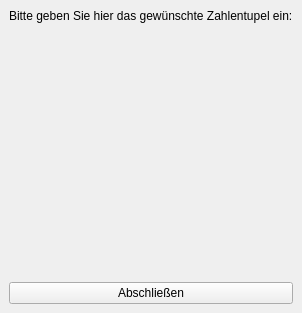
Old version of the form view/widgets/OwnTupleView.ui in the repository SortC/SortC.
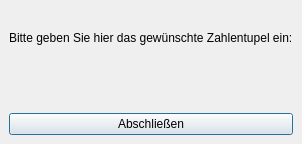
New version of the form. Icons and pictures are not drawn.

Commit message: OwnValues Styling und Layout

The edit to the form file:
```diff
--- a/view/widgets/OwnTupleView.ui
+++ b/view/widgets/OwnTupleView.ui
@@ -7,13 +7,13 @@
     <x>0</x>
     <y>0</y>
     <width>272</width>
-    <height>313</height>
+    <height>144</height>
    </rect>
   </property>
   <property name="maximumSize">
    <size>
-    <width>700</width>
-    <height>350</height>
+    <width>826</width>
+    <height>190</height>
    </size>
   </property>
   <property name="baseSize">
@@ -35,7 +35,20 @@
      </widget>
     </item>
     <item>
-     <layout class="QHBoxLayout" name="horizontalLayoutValues"/>
+     <spacer name="verticalSpacer_2">
+      <property name="orientation">
+       <enum>Qt::Vertical</enum>
+      </property>
+      <property name="sizeType">
+       <enum>QSizePolicy::Minimum</enum>
+      </property>
+      <property name="sizeHint" stdset="0">
+       <size>
+        <width>20</width>
+        <height>20</height>
+       </size>
+      </property>
+     </spacer>
     </item>
     <item>
      <layout class="QHBoxLayout" name="horizontalLayoutLabels"/>
@@ -51,10 +64,13 @@
       <property name="orientation">
        <enum>Qt::Vertical</enum>
       </property>
+      <property name="sizeType">
+       <enum>QSizePolicy::Minimum</enum>
+      </property>
       <property name="sizeHint" stdset="0">
        <size>
         <width>20</width>
-        <height>40</height>
+        <height>20</height>
        </size>
       </property>
      </spacer>
@@ -64,6 +80,12 @@
       <property name="text">
        <string>Abschließen</string>
       </property>
+      <property name="autoExclusive">
+       <bool>false</bool>
+      </property>
+      <property name="default">
+       <bool>true</bool>
+      </property>
      </widget>
     </item>
    </layout>
```
Left out of the diff: 39 changed lines with no effect on the pictures. The commit also changes 4 other files.
